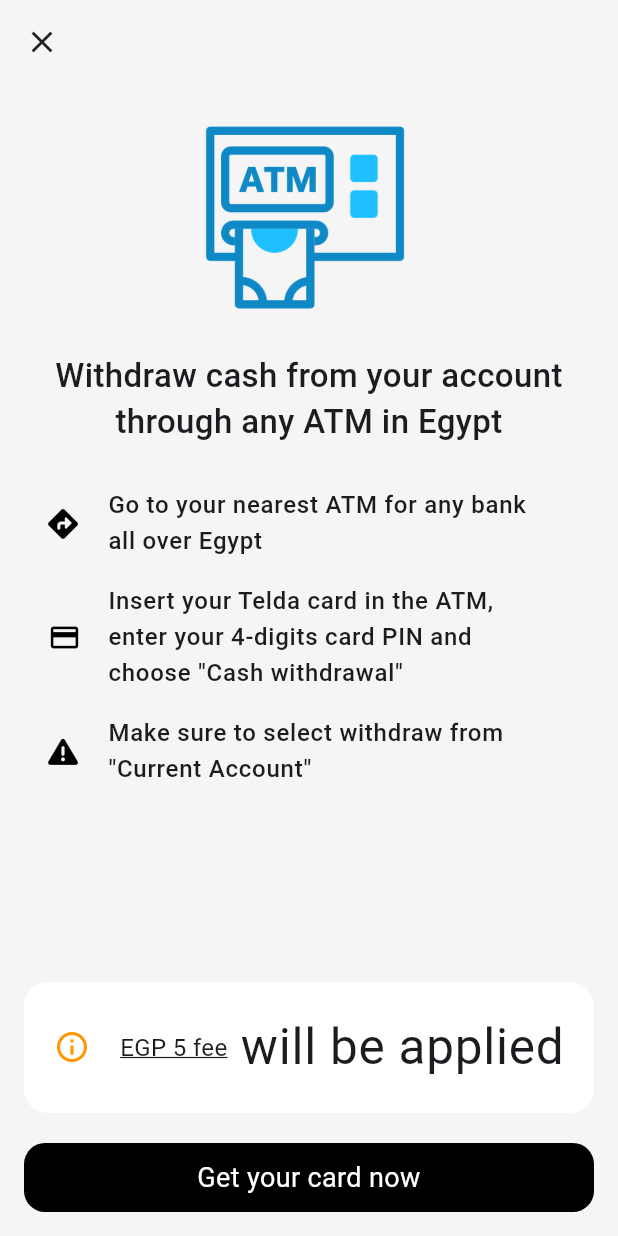
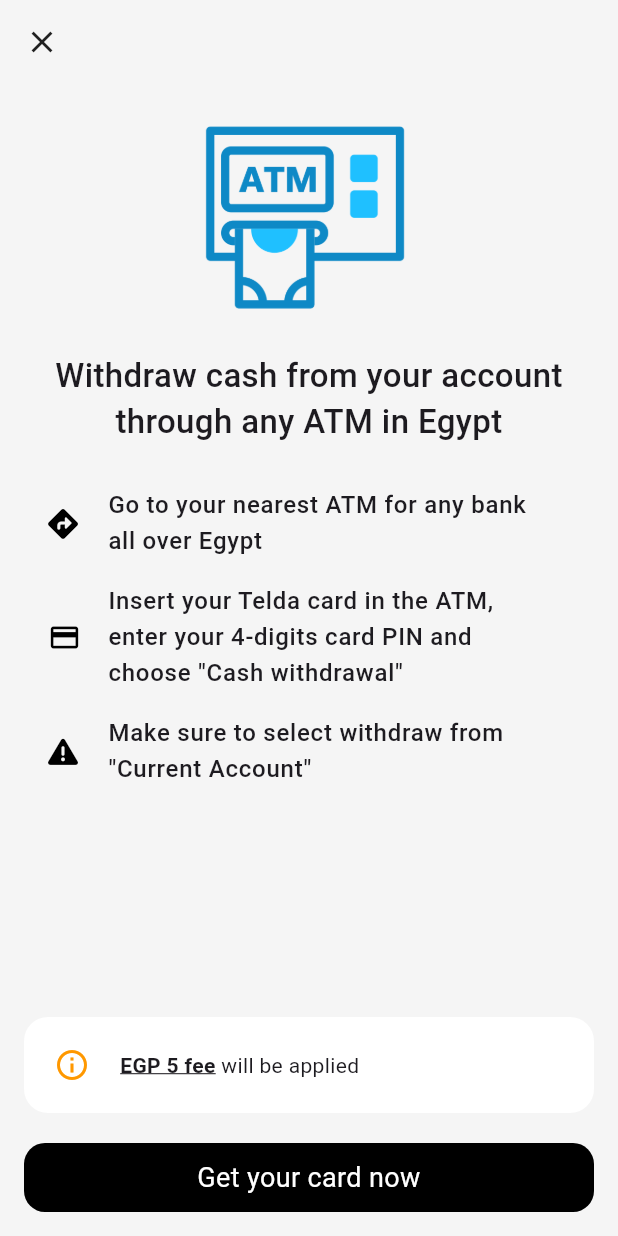
Before and after one commit to RanaAshraf20/track, a Flutter app: the GetCashPageAtm screen opened directly, on a phone screen of 412 x 824 dp. Run offline on Flutter 3.47's test engine with Material 3 defaults, Android fonts, the phone set to English and light mode, and no system bars; our stand-ins replace dots_indicator, flutter_dash, font_awesome_flutter, iconly; Roboto replaces fonts that are missing (Cairo).

Commit message:
Update get_cash_page_atm.dart

```diff
--- a/lib/pages/get_cash_page_atm.dart
+++ b/lib/pages/get_cash_page_atm.dart
@@ -24,7 +24,6 @@ class GetCashPageAtm extends StatelessWidget {
               children: [
                 CloseIcon(
                   onTap: () {
-                    Navigator.pop(context);
                     Navigator.pop(context);
                   },
                 ),
@@ -113,22 +112,38 @@ class GetCashPageAtm extends StatelessWidget {
                   SizedBox(
                     width: 20,
                   ),
-                  Text(
-                    'EGP 5 fee',
-                    style: TextStyle(
-                        decoration: TextDecoration.underline,
-                        fontSize: 16,
-                        fontFamily: mainFont),
+                  Text.rich(
+                    TextSpan(children: [
+                      TextSpan(
+                        text: 'EGP 5 fee',
+                        style: TextStyle(
+                            decoration: TextDecoration.underline,
+                            fontSize: 14,
+                            fontWeight: FontWeight.w700,
+                            fontFamily: mainFont),
+                      ),
+                      TextSpan(
+                        text: ' will be applied',
+                        style: TextStyle(fontSize: 14, fontFamily: mainFont),
+                      )
+                    ]),
                   ),
-                  Expanded(
-                    child: FittedBox(
-                      child: Text(
-                        ' will be applied',
-                        overflow: TextOverflow.ellipsis,
-                        style: TextStyle(fontSize: 16, fontFamily: mainFont),
-                      ),
-                    ),
-                  ),
+                  // Text(
+                  //   'EGP 5 fee',
+                  //   style: TextStyle(
+                  //       decoration: TextDecoration.underline,
+                  //       fontSize: 16,
+                  //       fontFamily: mainFont),
+                  // ),
+                  // Expanded(
+                  //   child: FittedBox(
+                  //     child: Text(
+                  //       ' will be applied',
+                  //       overflow: TextOverflow.ellipsis,
+                  //       style: TextStyle(fontSize: 16, fontFamily: mainFont),
+                  //     ),
+                  //   ),
+                  // ),
                 ],
               ),
             ),
```
